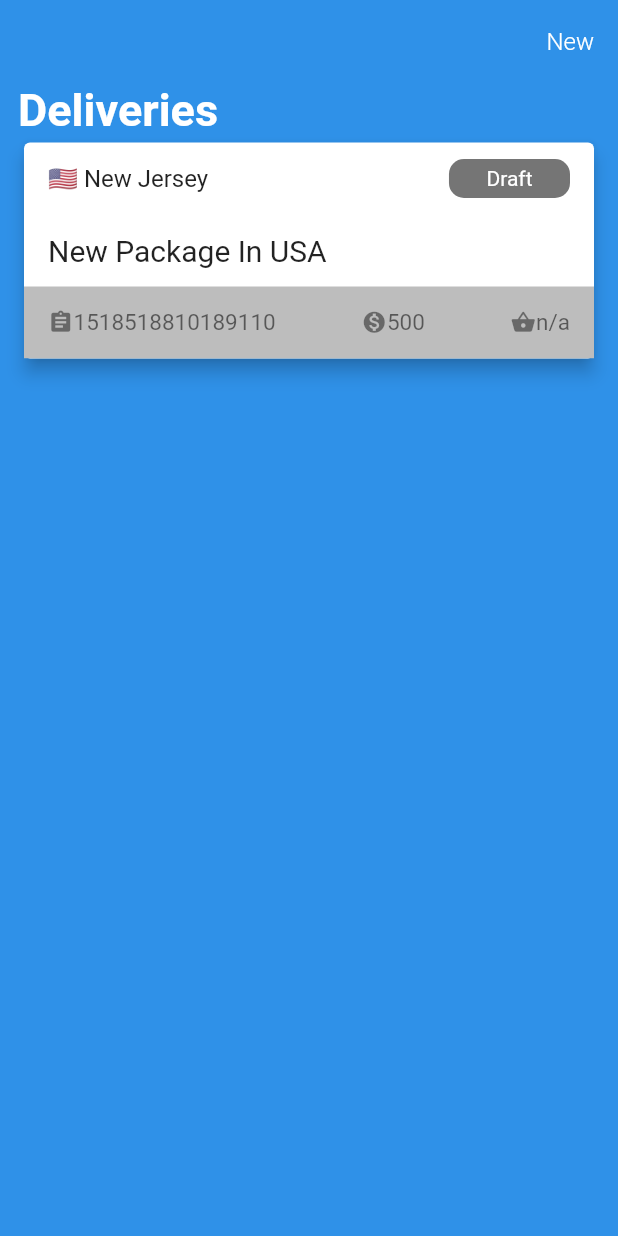
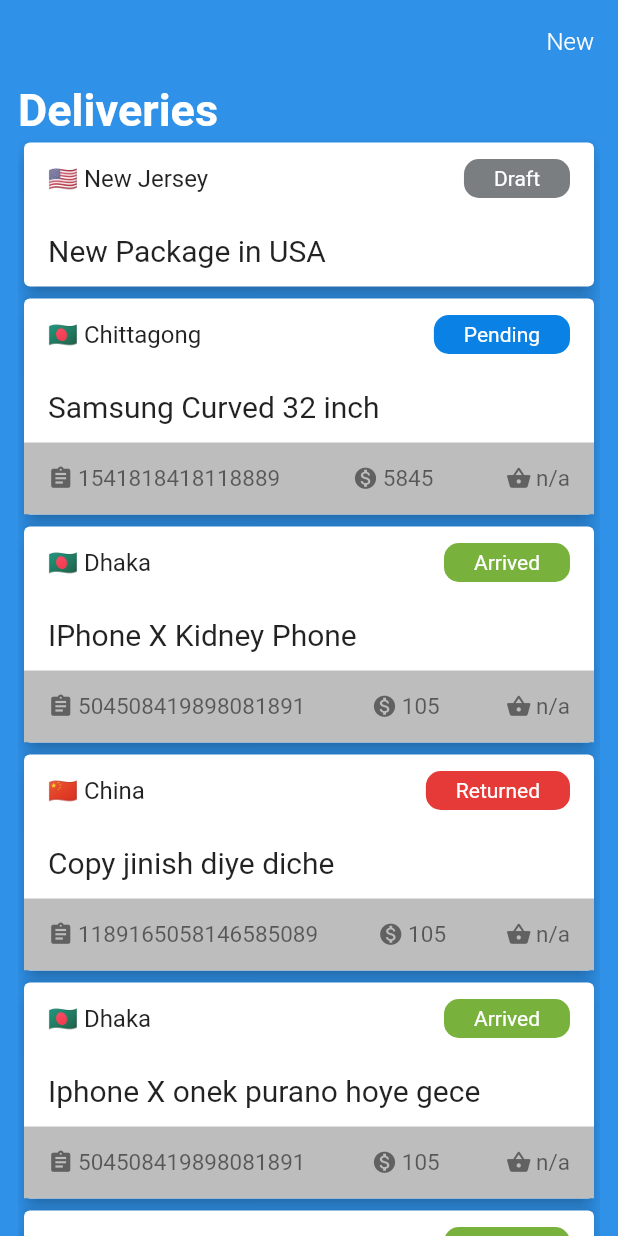
Before and after one commit to abdulmominsakib/Flutter-UI-Challenge-BD, a Flutter app: the screen it shows after launch, on a phone screen of 412 x 824 dp. Run offline on Flutter 3.47's test engine with Material 2 defaults, Android fonts, the phone set to English and light mode, and no system bars.

Commit message:
Delivery Screen Designed

```diff
--- a/lib/deliveryScreen/deliveryScreen.dart
+++ b/lib/deliveryScreen/deliveryScreen.dart
@@ -1,7 +1,89 @@
-import 'package:flutter/foundation.dart';
 import 'package:flutter/material.dart';
+import 'package:flutteruichallenge/deliveryScreen/widgetsOfDeliveryScreen.dart';
 
-class DeliveryScreen extends StatelessWidget {
+class DeliveryScreen extends StatefulWidget {
+  @override
+  _DeliveryScreenState createState() => _DeliveryScreenState();
+}
+
+class _DeliveryScreenState extends State<DeliveryScreen> {
+  List<Widget> deliveryList = [
+    DeliveryCard(
+      locationWithFlag: '🇺🇸 New Jersey',
+      buttonColor: Color(0xFF7A7E81),
+      buttonTitle: 'Draft',
+      mainHeadTitle: 'New Package in USA',
+      hasDeliverySection: false,
+      // if true then it will show the data of delivery section
+    ),
+    DeliveryCard(
+      locationWithFlag: '🇧🇩 Chittagong',
+      buttonColor: Color(0xFF0A81E4),
+      buttonTitle: 'Pending',
+      mainHeadTitle: 'Samsung Curved 32 inch',
+      hasDeliverySection: true,
+      // if true then it will show the data of delivery section
+      deliveryNumber: '1541818418118889',
+      totalMoney: '5845',
+      weight: 'n/a',
+    ),
+    DeliveryCard(
+      locationWithFlag: '🇧🇩 Dhaka',
+      buttonColor: Color(0xFF78B23D),
+      buttonTitle: 'Arrived',
+      mainHeadTitle: 'IPhone X Kidney Phone',
+      hasDeliverySection: true,
+      // if true then it will show the data of delivery section
+      deliveryNumber: '504508419898081891',
+      totalMoney: '105',
+      weight: 'n/a',
+    ),
+    DeliveryCard(
+      locationWithFlag: '🇨🇳 China',
+      buttonColor: Color(0xFFE53A38),
+      buttonTitle: 'Returned',
+      mainHeadTitle: 'Copy jinish diye diche',
+      hasDeliverySection: true,
+      // if true then it will show the data of delivery section
+      deliveryNumber: '1189165058146585089',
+      totalMoney: '105',
+      weight: 'n/a',
+    ),
+    DeliveryCard(
+      locationWithFlag: '🇧🇩 Dhaka',
+      buttonColor: Color(0xFF78B23D),
+      buttonTitle: 'Arrived',
+      mainHeadTitle: 'Iphone X onek purano hoye gece',
+      hasDeliverySection: true,
+      // if true then it will show the data of delivery section
+      deliveryNumber: '504508419898081891',
+      totalMoney: '105',
+      weight: 'n/a',
+    ),
+    DeliveryCard(
+      locationWithFlag: '🇧🇩 Dhaka',
+      buttonColor: Color(0xFF78B23D),
+      buttonTitle: 'Arrived',
+      mainHeadTitle: 'IPhone X Kidney Phone',
+      hasDeliverySection: true,
+      // if true then it will show the data of delivery section
+      deliveryNumber: '504508419898081891',
+      totalMoney: '105',
+      weight: 'n/a',
+    ),
+    DeliveryCard(
+      locationWithFlag: '🇧🇩 Dhaka',
+      buttonColor: Color(0xFF78B23D),
+      buttonTitle: 'Arrived',
+      mainHeadTitle: 'IPhone X Kidney Phone',
+      hasDeliverySection: true,
+      // if true then it will show the data of delivery section
+      deliveryNumber: '504508419898081891',
+      totalMoney: '105',
+      weight: 'n/a',
+    ),
+  ];
+
   @override
   Widget build(BuildContext context) {
     return MaterialApp(
@@ -32,95 +114,14 @@ class DeliveryScreen extends StatelessWidget {
                   fontWeight: FontWeight.bold,
                 ),
               ),
-              Card(
-                elevation: 5,
-                child: Column(
-                  children: [
-                    ListTile(
-                      title: Text('🇺🇸 New Jersey'),
-                      trailing: Container(
-                        padding: EdgeInsets.fromLTRB(25, 5, 25, 5),
-                        decoration: BoxDecoration(
-                          borderRadius: BorderRadius.all(Radius.circular(10)),
-                          color: Colors.black54,
-                        ),
-                        child: Text(
-                          'Draft',
-                          style: TextStyle(color: Colors.white),
-                        ),
-                      ),
-                      visualDensity: VisualDensity(horizontal: 0, vertical: -2),
-                    ),
-                    ListTile(
-                      title: Text(
-                        'New Package In USA',
-                        style: TextStyle(fontSize: 20),
-                      ),
-                      visualDensity: VisualDensity(horizontal: 0, vertical: -2),
-                    ),
-                    ListTile(
-                      tileColor: Colors.grey[400],
-                      visualDensity: VisualDensity(horizontal: 0, vertical: -2),
-                      title: Row(
-                        mainAxisAlignment: MainAxisAlignment.spaceBetween,
-                        children: [
-                          RichText(
-                            text: TextSpan(
-                              children: [
-                                WidgetSpan(
-                                  child: Icon(
-                                    Icons.assignment,
-                                    size: 17,
-                                  ),
-                                ),
-                                TextSpan(
-                                  text: '1518518810189110',
-                                  style: TextStyle(
-                                      fontSize: 15, color: Colors.black54),
-                                ),
-                              ],
-                            ),
-                          ),
-                          RichText(
-                            text: TextSpan(
-                              children: [
-                                WidgetSpan(
-                                  child: Icon(
-                                    Icons.monetization_on,
-                                    size: 17,
-                                  ),
-                                ),
-                                TextSpan(
-                                  text: '500',
-                                  style: TextStyle(
-                                      fontSize: 15, color: Colors.black54),
-                                ),
-                              ],
-                            ),
-                          ),
-                          RichText(
-                            text: TextSpan(
-                              children: [
-                                WidgetSpan(
-                                  child: Icon(
-                                    Icons.shopping_basket,
-                                    size: 17,
-                                  ),
-                                ),
-                                TextSpan(
-                                  text: 'n/a',
-                                  style: TextStyle(
-                                      fontSize: 15, color: Colors.black54),
-                                ),
-                              ],
-                            ),
-                          ),
-                        ],
-                      ),
-                    ),
-                  ],
+              Expanded(
+                child: ListView.builder(
+                  itemCount: deliveryList.length,
+                  itemBuilder: (BuildContext context, int index) {
+                    return deliveryList[index];
+                  },
                 ),
-              )
+              ),
             ],
           ),
         ),
--- /dev/null
+++ b/lib/deliveryScreen/widgetsOfDeliveryScreen.dart
@@ -0,0 +1,134 @@
+import 'package:flutter/material.dart';
+
+class DeliveryCard extends StatelessWidget {
+  DeliveryCard(
+      {this.locationWithFlag,
+      this.buttonTitle,
+      this.buttonColor,
+      this.mainHeadTitle,
+      this.deliveryNumber,
+      this.totalMoney,
+      this.weight,
+      this.hasDeliverySection = false});
+
+  final String locationWithFlag, buttonTitle;
+  final Color buttonColor;
+  final String mainHeadTitle;
+  final String deliveryNumber;
+  final String totalMoney;
+  final String weight;
+  final bool hasDeliverySection;
+
+  @override
+  Widget build(BuildContext context) {
+    return Card(
+      elevation: 5,
+      child: Column(
+        children: [
+          ListTile(
+            title: Text(locationWithFlag),
+            trailing: Container(
+              padding: EdgeInsets.fromLTRB(20, 5, 20, 5),
+              decoration: BoxDecoration(
+                borderRadius: BorderRadius.all(Radius.circular(10)),
+                color: buttonColor,
+              ),
+              child: Text(
+                buttonTitle,
+                style: TextStyle(color: Colors.white),
+              ),
+            ),
+            visualDensity: VisualDensity(horizontal: 0, vertical: -2),
+          ),
+          ListTile(
+            title: Text(
+              mainHeadTitle,
+              style: TextStyle(fontSize: 20),
+            ),
+            visualDensity: VisualDensity(horizontal: 0, vertical: -2),
+          ),
+
+          // has Delivery Section
+
+          hasDeliverySection == true
+              ? ListTile(
+                  tileColor: Colors.grey[400],
+                  visualDensity: VisualDensity(horizontal: 0, vertical: -2),
+                  title: Row(
+                    mainAxisAlignment: MainAxisAlignment.spaceBetween,
+                    children: [
+                      RichText(
+                        text: TextSpan(
+                          children: [
+                            WidgetSpan(
+                              child: Icon(
+                                Icons.assignment,
+                                size: 17,
+                                color: Colors.grey[700],
+                              ),
+                            ),
+                            WidgetSpan(
+                                child: SizedBox(
+                              width: 3,
+                            )),
+                            TextSpan(
+                              text: deliveryNumber,
+                              style: TextStyle(
+                                  fontSize: 15, color: Colors.black54),
+                            ),
+                          ],
+                        ),
+                      ),
+                      RichText(
+                        text: TextSpan(
+                          children: [
+                            WidgetSpan(
+                              child: Icon(
+                                Icons.monetization_on,
+                                size: 17,
+                                color: Colors.grey[700],
+                              ),
+                            ),
+                            WidgetSpan(
+                                child: SizedBox(
+                              width: 3,
+                            )),
+                            TextSpan(
+                              text: totalMoney,
+                              style: TextStyle(
+                                  fontSize: 15, color: Colors.black54),
+                            ),
+                          ],
+                        ),
+                      ),
+                      RichText(
+                        text: TextSpan(
+                          children: [
+                            WidgetSpan(
+                              child: Icon(
+                                Icons.shopping_basket,
+                                size: 17,
+                                color: Colors.grey[700],
+                              ),
+                            ),
+                            WidgetSpan(
+                                child: SizedBox(
+                              width: 3,
+                            )),
+                            TextSpan(
+                              text: weight,
+                              style: TextStyle(
+                                  fontSize: 15, color: Colors.black54),
+                            ),
+                          ],
+                        ),
+                      ),
+                    ],
+                  ),
+                )
+              : Container(),
+        ],
+      ),
+    );
+  }
+}
```
Also changed, not shown: lib/deliveryScreen/style.dart (deleted).
